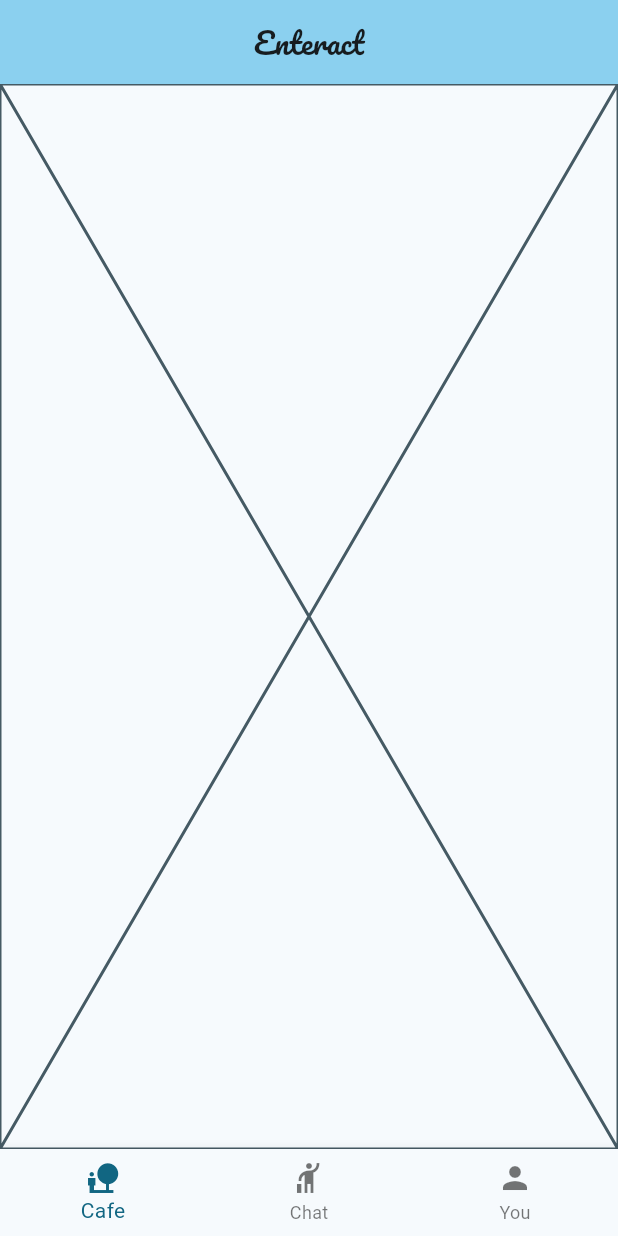
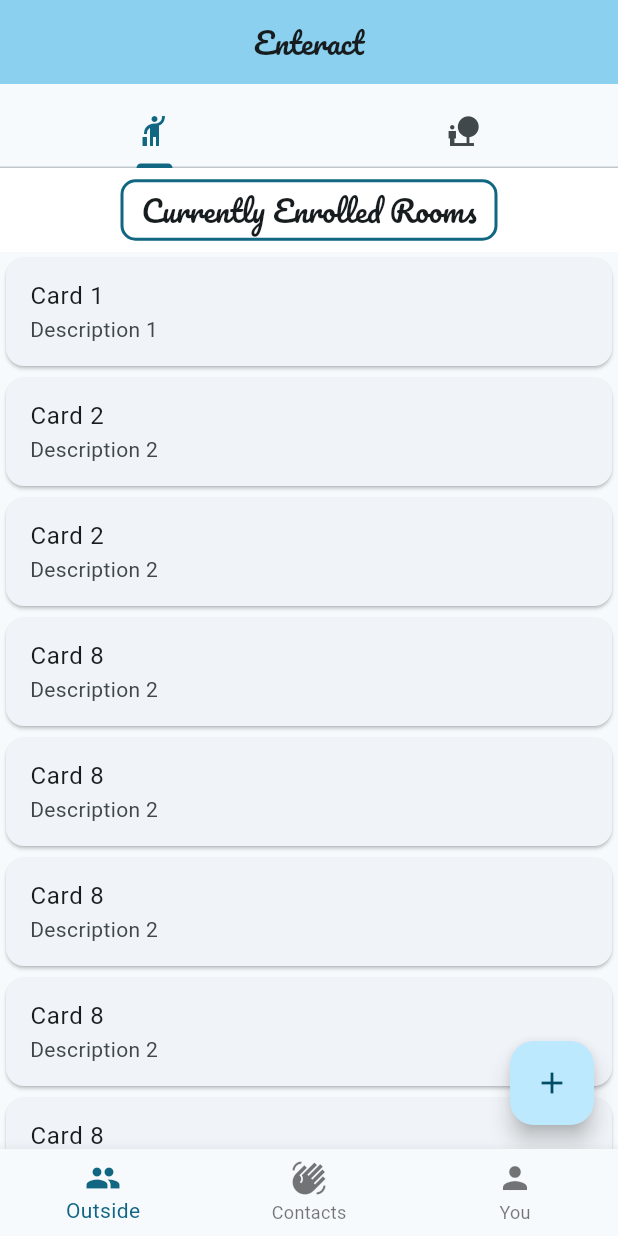
Before and after one commit to yasartt/EnMasseApp, a Flutter app: the screen it shows after launch, on a phone screen of 412 x 824 dp. Run offline on Flutter 3.47's test engine with Material 3 defaults, Android fonts, the phone set to English and light mode, and no system bars; our stand-ins replace google_fonts.

Commit message:
Oynaşmalar

```diff
--- /dev/null
+++ b/lib/BarItems/outside_page.dart
@@ -0,0 +1,200 @@
+import 'package:flutter/material.dart';
+import 'card_details_page.dart';
+import 'package:google_fonts/google_fonts.dart';
+
+class FirstTabContent extends StatelessWidget {
+  final List<Map<String, String>> cardList;
+
+  FirstTabContent({required this.cardList});
+
+  @override
+  Widget build(BuildContext context) {
+    return Scaffold(
+      appBar: AppBar(
+        backgroundColor: Colors.white,
+        elevation: 0,
+        title: Row(
+          mainAxisAlignment: MainAxisAlignment.center,
+          children: [
+            Container(
+              decoration: BoxDecoration(
+                border: Border.all(
+                  color: Theme.of(context).colorScheme.primary,
+                  width: 2.0,
+                ),
+                borderRadius: BorderRadius.circular(10.0),
+              ),
+              padding: EdgeInsets.symmetric(horizontal: 12.0, vertical: 6.0),
+              child: Text(
+                'Currently Enrolled Rooms',
+                style: GoogleFonts.pacifico(
+                  textStyle: TextStyle(
+                    fontSize: 20.0,
+                  ),
+                ),
+              ),
+            ),
+          ],
+        ),
+      ),
+      body: Column(
+        children: [
+          Expanded(
+            child: StatefulCardList(cardList: cardList),
+          ),
+        ],
+      ),
+      floatingActionButton: FloatingActionButton(
+        onPressed: () {
+          // Handle FloatingActionButton click
+          // You can navigate to another page or perform any action here
+          print('FloatingActionButton Clicked');
+        },
+        child: Icon(Icons.add),
+      ),
+    );
+  }
+}
+
+
+class SecondTabContent extends StatelessWidget {
+  @override
+  Widget build(BuildContext context) {
+    return Scaffold(
+      appBar: AppBar(
+        backgroundColor: Colors.white,
+        elevation: 0,
+        title: Row(
+          mainAxisAlignment: MainAxisAlignment.center,
+          children: [
+            Container(
+              decoration: BoxDecoration(
+                border: Border.all(
+                  color: Theme.of(context).colorScheme.primary,
+                  width: 2.0,
+                ),
+                borderRadius: BorderRadius.circular(10.0),
+              ),
+              padding: EdgeInsets.symmetric(horizontal: 12.0, vertical: 6.0),
+              child: Text(
+                'Explore new rooms and new people',
+                style: GoogleFonts.pacifico(
+                  textStyle: TextStyle(
+                    fontSize: 20.0,
+                  ),
+                ),
+              ),
+            ),
+          ],
+        ),
+      ),
+      body: Center(
+        child: Text(
+          'Explore kinda rooms',
+          style: TextStyle(fontSize: 20.0),
+        ),
+      ),
+    );
+  }
+}
+
+class OutsidePage extends StatefulWidget {
+  OutsidePage({Key? key}) : super(key: key);
+
+  @override
+  _OutsidePageState createState() => _OutsidePageState();
+}
+
+class _OutsidePageState extends State<OutsidePage> with AutomaticKeepAliveClientMixin {
+  final List<Map<String, String>> cardList = [
+    {"cardNumber": "1", "description": "Description 1"},
+    {"cardNumber": "2", "description": "Description 2"},
+    {"cardNumber": "2", "description": "Description 2"},
+    {"cardNumber": "8", "description": "Description 2"},
+    {"cardNumber": "8", "description": "Description 2"},
+    {"cardNumber": "8", "description": "Description 2"},
+    {"cardNumber": "8", "description": "Description 2"},
+    {"cardNumber": "8", "description": "Description 2"},
+    {"cardNumber": "8", "description": "Description 2"},
+    {"cardNumber": "8", "description": "Description 2"},
+    {"cardNumber": "8", "description": "Description 2"},
+    // Add more entries as needed
+  ];
+
+  @override
+  Widget build(BuildContext context) {
+    super.build(context);
+
+    return DefaultTabController(
+      length: 2,
+      child: Scaffold(
+        appBar: PreferredSize(
+          preferredSize: Size.fromHeight(kToolbarHeight),
+          child: AppBar(
+            backgroundColor: Colors.transparent,
+            elevation: 0,
+            title: SizedBox.shrink(), // Empty SizedBox to remove the title
+            bottom: TabBar(
+              tabs: [
+                Tab(
+                  icon: Icon(Icons.hail),
+                ),
+                Tab(
+                  icon: Icon(Icons.nature_people_sharp),
+                ),
+              ],
+            ),
+          ),
+        ),
+        body: TabBarView(
+          children: [
+            // First tab content
+            FirstTabContent(cardList: cardList),
+            // Second tab content
+            SecondTabContent(),
+          ],
+        ),
+      ),
+    );
+  }
+
+  @override
+  bool get wantKeepAlive => true;
+}
+
+class StatefulCardList extends StatefulWidget {
+  final List<Map<String, String>> cardList;
+
+  StatefulCardList({required this.cardList});
+
+  @override
+  _StatefulCardListState createState() => _StatefulCardListState();
+}
+
+class _StatefulCardListState extends State<StatefulCardList> {
+  @override
+  Widget build(BuildContext context) {
+    return ListView(
+      children: widget.cardList.map((card) {
+        return GestureDetector(
+          onTap: () {
+            Navigator.push(
+              context,
+              MaterialPageRoute(
+                builder: (context) => CardDetailsPage(
+                  cardNumber: int.parse(card['cardNumber']!),
+                ),
+              ),
+            );
+          },
+          child: Card(
+            child: ListTile(
+              title: Text('Card ${card['cardNumber']}'),
+              subtitle: Text(card['description']!),
+            ),
+          ),
+        );
+      }).toList(),
+    );
+  }
+}
--- a/lib/main.dart
+++ b/lib/main.dart
@@ -1,5 +1,7 @@
 import 'package:flutter/material.dart';
 import 'package:google_fonts/google_fonts.dart';
+import 'BarItems/outside_page.dart';
+import 'BarItems/contacts_page.dart'; // Import the contacts page
 
 void main() {
   runApp(const MyApp());
@@ -33,10 +35,15 @@ class MyHomePage extends StatefulWidget {
 class _MyHomePageState extends State<MyHomePage> {
   int _selectedIndex = 0;
 
+  final PageController _pageController = PageController();
+  final List<Widget> _pages = [
+    OutsidePage(),
+    ContactsPage(), // Use the ContactsPage directly
+    Placeholder(),
+  ];
+
   void _onItemTapped(int index) {
-    setState(() {
-      _selectedIndex = index;
-    });
+    _pageController.jumpToPage(index);
   }
 
   @override
@@ -54,18 +61,24 @@ class _MyHomePageState extends State<MyHomePage> {
         ),
         centerTitle: true,
       ),
-      body: Center(
-        child: Placeholder(), // You can replace this with your actual content
+      body: PageView(
+        controller: _pageController,
+        children: _pages,
+        onPageChanged: (index) {
+          setState(() {
+            _selectedIndex = index;
+          });
+        },
       ),
       bottomNavigationBar: BottomNavigationBar(
         items: const <BottomNavigationBarItem>[
           BottomNavigationBarItem(
-            icon: Icon(Icons.nature_people_sharp),
-            label: 'Cafe',
+            icon: Icon(Icons.people_sharp),
+            label: 'Outside',
           ),
           BottomNavigationBarItem(
-            icon: Icon(Icons.hail),
-            label: 'Chat',
+            icon: Icon(Icons.waving_hand_sharp),
+            label: 'Contacts',
           ),
           BottomNavigationBarItem(
             icon: Icon(Icons.person),
```
Also changed, not shown: lib/BarItems/card_details_page.dart (added, +29 -0 lines), lib/BarItems/chat_page.dart (added, +19 -0 lines), lib/BarItems/contacts_page.dart (added, +104 -0 lines).
